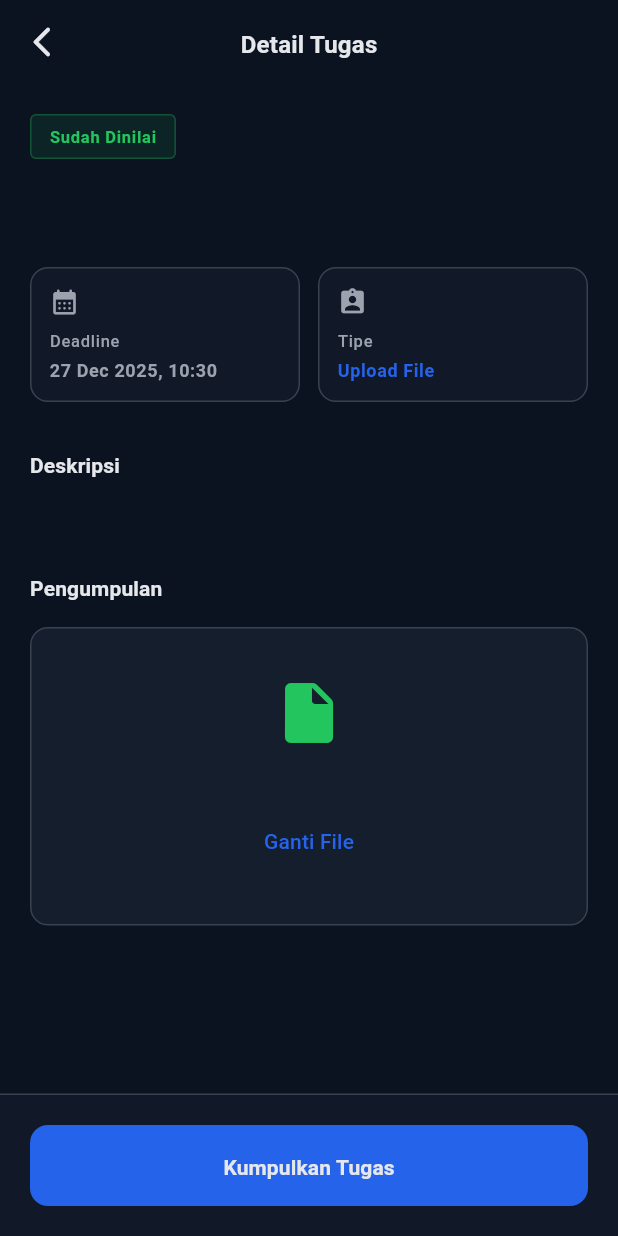
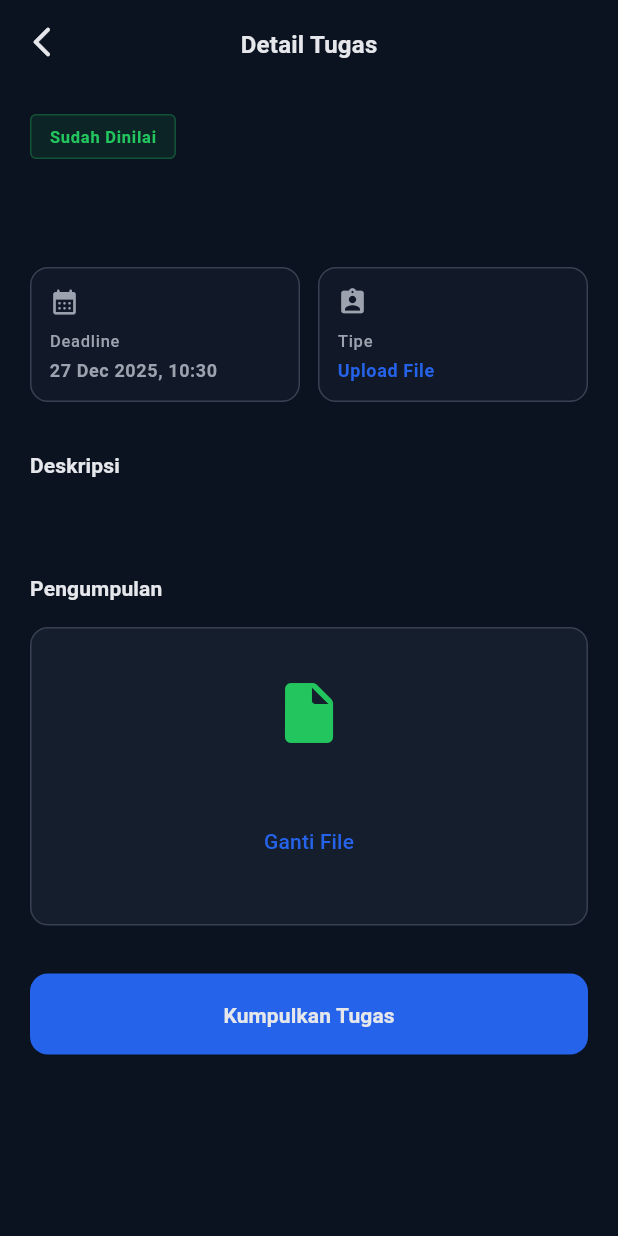
Before and after one commit to RobbyWahyudi/uimspace_app, a Flutter app: the AssignmentDetailPage screen opened directly with empty values, on a phone screen of 412 x 824 dp. Run offline on Flutter 3.47's test engine with Material 3 defaults, Android fonts, the phone set to English and light mode, and no system bars.

Commit message:
menambahkan safearea pada halaman detail tugas dan kuis

```diff
--- a/lib/features/assignments/presentation/assignment_detail_page.dart
+++ b/lib/features/assignments/presentation/assignment_detail_page.dart
@@ -95,7 +95,8 @@ class _AssignmentDetailPageState extends State<AssignmentDetailPage> {
         ),
         centerTitle: true,
       ),
-      body: SingleChildScrollView(
+      body: SafeArea(
+        child: SingleChildScrollView(
           padding: const EdgeInsets.all(20),
           child: Column(
             crossAxisAlignment: CrossAxisAlignment.start,
@@ -160,13 +161,35 @@ class _AssignmentDetailPageState extends State<AssignmentDetailPage> {
                 else
                   _buildUploadForm(),
               ],
+
+              if (!_isSubmitted && !isQuiz) ...[
+                const SizedBox(height: 32),
+                ElevatedButton(
+                  onPressed: _handleSubmit,
+                  style: ElevatedButton.styleFrom(
+                    backgroundColor: SpaceColors.primary,
+                    foregroundColor: Colors.white,
+                    minimumSize: const Size(double.infinity, 54),
+                    shape: RoundedRectangleBorder(
+                      borderRadius: BorderRadius.circular(
+                        SpaceDimensions.radiusMd,
+                      ),
+                    ),
+                    elevation: 0,
+                  ),
+                  child: Text(
+                    'Kumpulkan Tugas',
+                    style: SpaceTextStyles.titleSmall.copyWith(
+                      fontWeight: FontWeight.bold,
+                    ),
+                  ),
+                ),
+              ],
               const SizedBox(height: 40),
             ],
           ),
         ),
-      bottomNavigationBar: !_isSubmitted && !isQuiz
-          ? _buildBottomAction()
-          : null,
+      ),
     );
   }
 
@@ -392,32 +415,4 @@ class _AssignmentDetailPageState extends State<AssignmentDetailPage> {
       ),
     );
   }
-
-  Widget _buildBottomAction() {
-    return Container(
-      padding: const EdgeInsets.all(20),
-      decoration: BoxDecoration(
-        color: SpaceColors.surface,
-        border: const Border(top: BorderSide(color: SpaceColors.border)),
-      ),
-      child: ElevatedButton(
-        onPressed: _handleSubmit,
-        style: ElevatedButton.styleFrom(
-          backgroundColor: SpaceColors.primary,
-          foregroundColor: Colors.white,
-          minimumSize: const Size(double.infinity, 54),
-          shape: RoundedRectangleBorder(
-            borderRadius: BorderRadius.circular(SpaceDimensions.radiusMd),
-          ),
-          elevation: 0,
-        ),
-        child: Text(
-          'Kumpulkan Tugas',
-          style: SpaceTextStyles.titleSmall.copyWith(
-            fontWeight: FontWeight.bold,
-          ),
-        ),
-      ),
-    );
 }
-}
--- a/lib/features/quiz/presentation/quiz_question_page.dart
+++ b/lib/features/quiz/presentation/quiz_question_page.dart
@@ -136,7 +136,8 @@ class _QuizQuestionPageState extends State<QuizQuestionPage> {
           ],
         ),
       ),
-      body: Column(
+      body: SafeArea(
+        child: Column(
           children: [
             SpaceProgressBar(
               value: progress,
@@ -167,6 +168,7 @@ class _QuizQuestionPageState extends State<QuizQuestionPage> {
             ),
             _buildNavigation(),
           ],
+        ),
       ),
     );
   }
```
Also changed, not shown: lib/features/quiz/presentation/quiz_start_page.dart (+13 -13 lines). Lines whose indentation alone changed are shown as unchanged.
